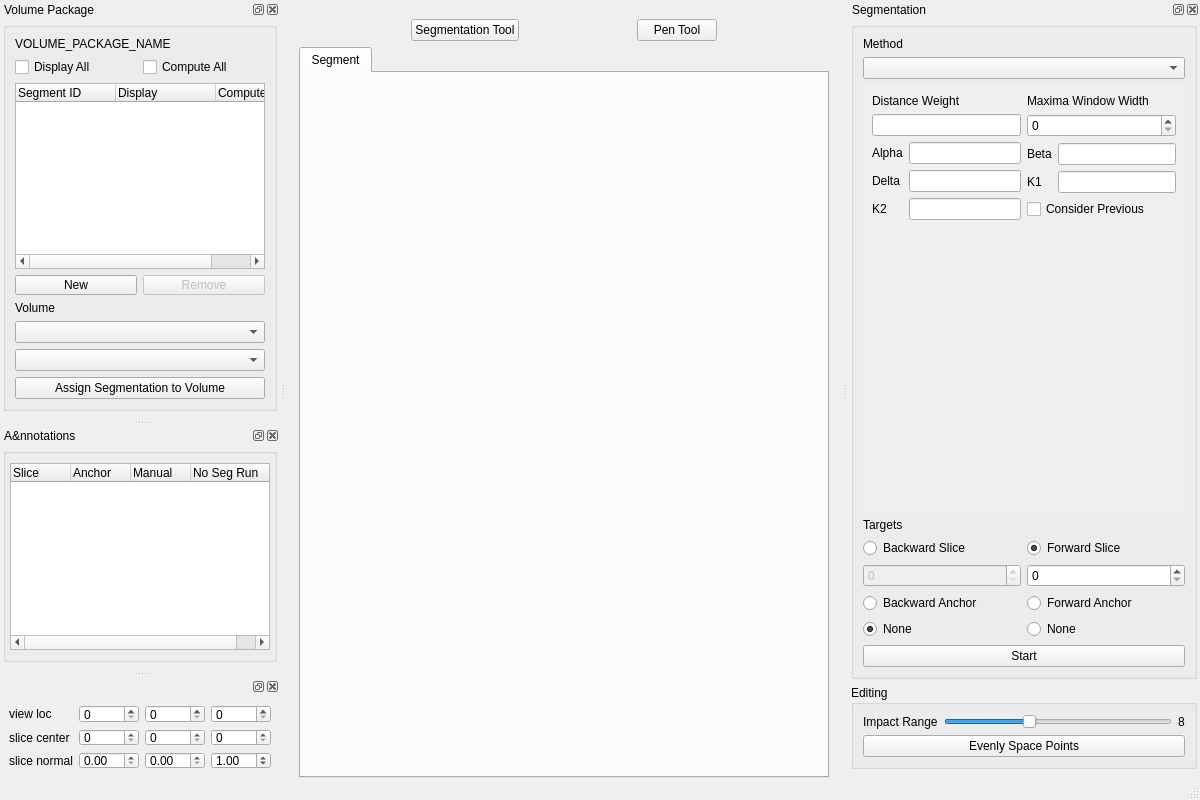
This is volume-cartographer/apps/VC/VCMain.ui in SuperOptimizer/villa as Qt 5 draws it before an edit. The edited form follows.
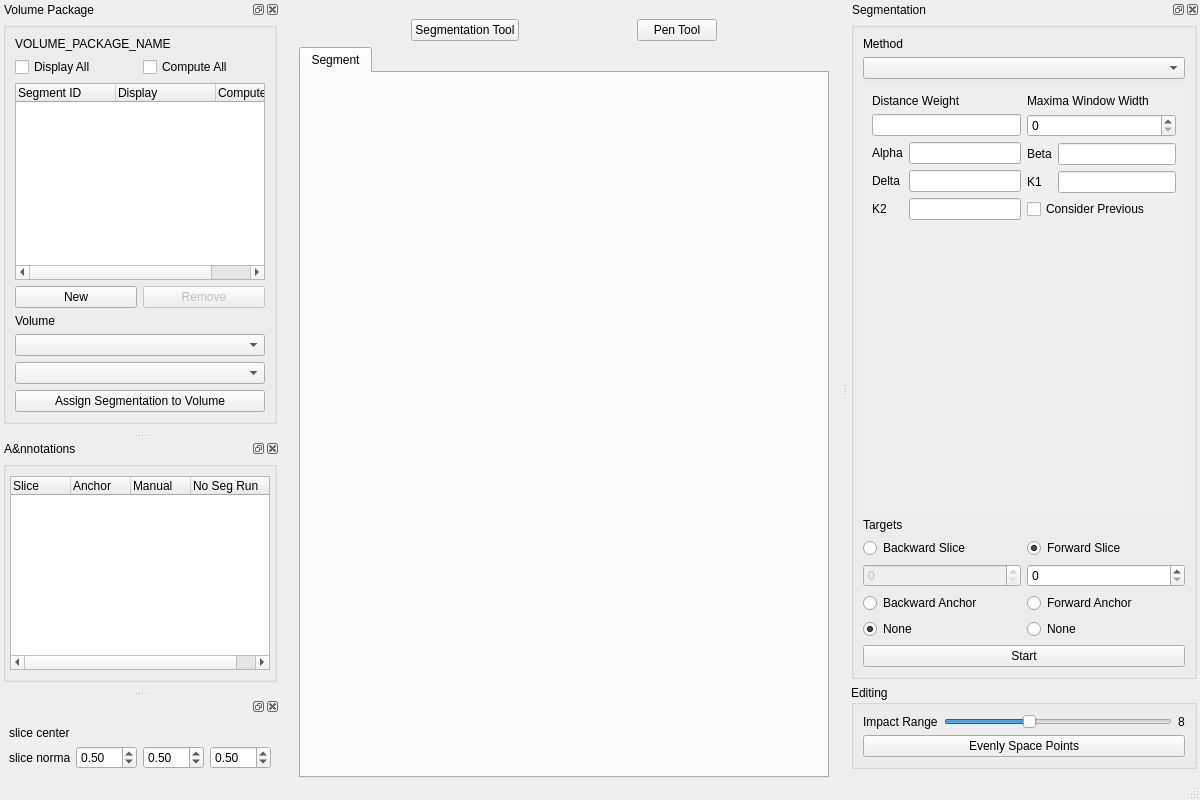
This is the edited form. Icons and pictures are not drawn.

Patch:
```diff
--- a/volume-cartographer/apps/VC/VCMain.ui
+++ b/volume-cartographer/apps/VC/VCMain.ui
@@ -796,57 +796,88 @@
     <layout class="QGridLayout" name="gridLayout">
      <item row="1" column="1">
       <layout class="QGridLayout" name="gridLayout_2">
-       <item row="0" column="2">
-        <widget class="QSpinBox" name="spinLocY"/>
-       </item>
-       <item row="0" column="3">
-        <widget class="QSpinBox" name="spinLocZ"/>
-       </item>
        <item row="0" column="0">
-        <widget class="QLabel" name="label_8">
-         <property name="text">
-          <string>view loc</string>
-         </property>
-        </widget>
-       </item>
-       <item row="1" column="0">
         <widget class="QLabel" name="label_9">
          <property name="text">
           <string>slice center</string>
          </property>
         </widget>
        </item>
-       <item row="0" column="1">
-        <widget class="QSpinBox" name="spinLocX"/>
+       <item row="1" column="2">
+        <widget class="QDoubleSpinBox" name="dspNY">
+         <property name="minimum">
+          <double>-10.000000000000000</double>
+         </property>
+         <property name="maximum">
+          <double>10.000000000000000</double>
+         </property>
+         <property name="singleStep">
+          <double>0.010000000000000</double>
+         </property>
+         <property name="value">
+          <double>0.500000000000000</double>
+         </property>
+        </widget>
        </item>
-       <item row="2" column="0">
+       <item row="1" column="1">
+        <widget class="QDoubleSpinBox" name="dspNX">
+         <property name="minimum">
+          <double>-10.000000000000000</double>
+         </property>
+         <property name="maximum">
+          <double>10.000000000000000</double>
+         </property>
+         <property name="singleStep">
+          <double>0.010000000000000</double>
+         </property>
+         <property name="value">
+          <double>0.500000000000000</double>
+         </property>
+        </widget>
+       </item>
+       <item row="1" column="0">
         <widget class="QLabel" name="label_12">
          <property name="text">
           <string>slice normal</string>
          </property>
         </widget>
        </item>
-       <item row="2" column="1">
-        <widget class="QDoubleSpinBox" name="dspNX"/>
-       </item>
-       <item row="2" column="2">
-        <widget class="QDoubleSpinBox" name="dspNY"/>
-       </item>
-       <item row="2" column="3">
-        <widget class="QDoubleSpinBox" name="dspNZ">
-         <property name="value">
-          <double>1.000000000000000</double>
-         </property>
-        </widget>
-       </item>
-       <item row="1" column="1">
-        <widget class="QSpinBox" name="spCX"/>
-       </item>
-       <item row="1" column="2">
-        <widget class="QSpinBox" name="spCY"/>
-       </item>
        <item row="1" column="3">
-        <widget class="QSpinBox" name="spCZ"/>
+        <widget class="QDoubleSpinBox" name="dspNZ">
+         <property name="minimum">
+          <double>-10.000000000000000</double>
+         </property>
+         <property name="maximum">
+          <double>10.000000000000000</double>
+         </property>
+         <property name="singleStep">
+          <double>0.010000000000000</double>
+         </property>
+         <property name="value">
+          <double>0.500000000000000</double>
+         </property>
+        </widget>
+       </item>
+       <item row="0" column="1">
+        <widget class="QLabel" name="sliceX">
+         <property name="text">
+          <string/>
+         </property>
+        </widget>
+       </item>
+       <item row="0" column="2">
+        <widget class="QLabel" name="sliceY">
+         <property name="text">
+          <string/>
+         </property>
+        </widget>
+       </item>
+       <item row="0" column="3">
+        <widget class="QLabel" name="sliceZ">
+         <property name="text">
+          <string/>
+         </property>
+        </widget>
        </item>
       </layout>
      </item>
```
